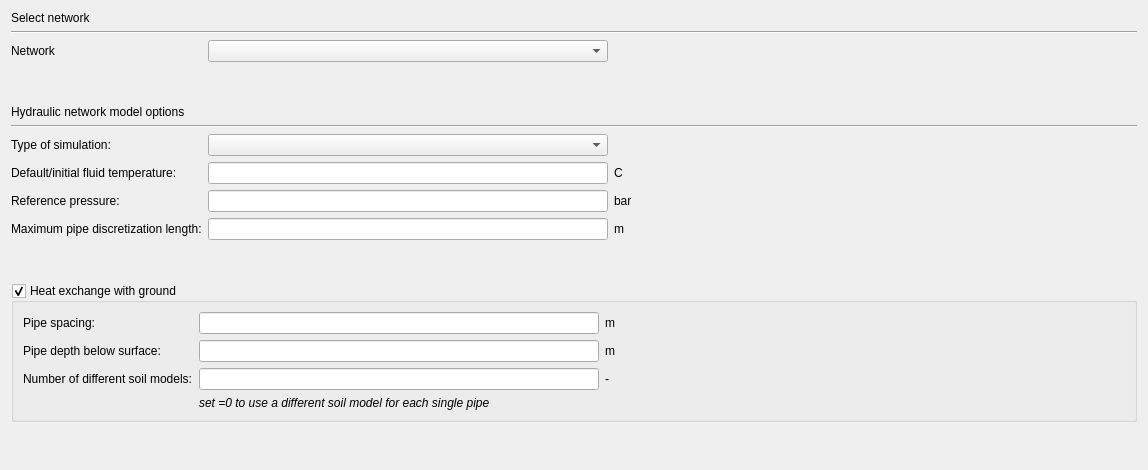
Old version of the form SIM-VICUS/src/SVSimulationNetworkOptions.ui in the repository Brockaaa/SIM-VICUS.
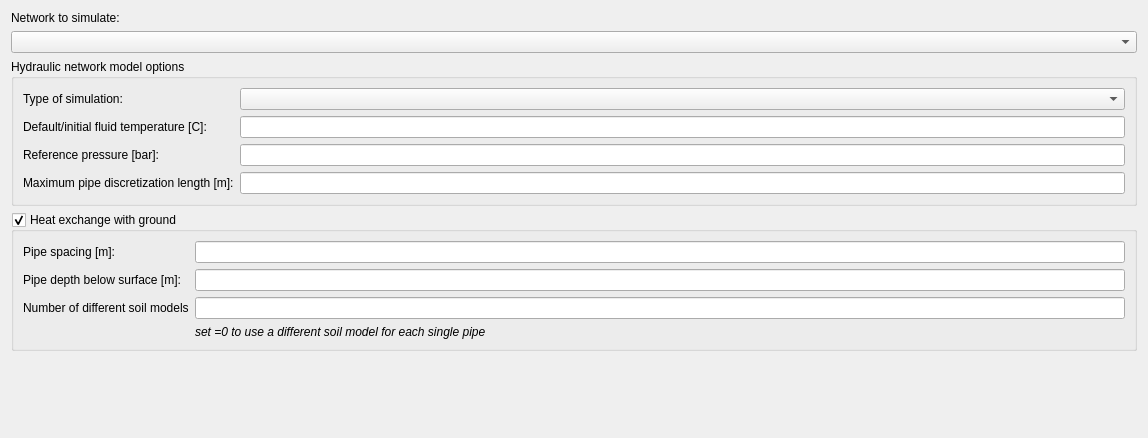
New version of the form. Custom widgets are drawn as their Qt base class.

What changed in the file:
```diff
--- a/SIM-VICUS/src/SVSimulationNetworkOptions.ui
+++ b/SIM-VICUS/src/SVSimulationNetworkOptions.ui
@@ -7,7 +7,7 @@
     <x>0</x>
     <y>0</y>
     <width>1148</width>
-    <height>470</height>
+    <height>438</height>
    </rect>
   </property>
   <property name="windowTitle">
@@ -15,205 +15,71 @@
   </property>
   <layout class="QVBoxLayout" name="verticalLayout">
    <item>
-    <layout class="QGridLayout" name="gridLayout_3">
-     <item row="4" column="0">
-      <widget class="QLabel" name="label">
-       <property name="text">
-        <string>Hydraulic network model options</string>
-       </property>
-      </widget>
-     </item>
-     <item row="2" column="0">
-      <widget class="QLabel" name="label_3">
-       <property name="text">
-        <string>Network </string>
-       </property>
-      </widget>
-     </item>
-     <item row="7" column="0">
-      <widget class="QLabel" name="label_2">
-       <property name="text">
-        <string>Type of simulation:</string>
-       </property>
-      </widget>
-     </item>
-     <item row="3" column="1">
-      <spacer name="verticalSpacer_2">
-       <property name="orientation">
-        <enum>Qt::Vertical</enum>
-       </property>
-       <property name="sizeType">
-        <enum>QSizePolicy::Maximum</enum>
-       </property>
-       <property name="sizeHint" stdset="0">
-        <size>
-         <width>20</width>
-         <height>40</height>
-        </size>
-       </property>
-      </spacer>
-     </item>
-     <item row="7" column="2">
-      <spacer name="horizontalSpacer">
-       <property name="orientation">
-        <enum>Qt::Horizontal</enum>
-       </property>
-       <property name="sizeHint" stdset="0">
-        <size>
-         <width>40</width>
-         <height>20</height>
-        </size>
-       </property>
-      </spacer>
-     </item>
-     <item row="8" column="2">
-      <widget class="QLabel" name="label_11">
-       <property name="text">
-        <string>C</string>
-       </property>
-      </widget>
-     </item>
-     <item row="10" column="0">
-      <widget class="QLabel" name="label_6">
-       <property name="text">
-        <string>Maximum pipe discretization length:</string>
-       </property>
-      </widget>
-     </item>
-     <item row="5" column="0" colspan="3">
-      <widget class="Line" name="line_2">
-       <property name="orientation">
-        <enum>Qt::Horizontal</enum>
-       </property>
-      </widget>
-     </item>
-     <item row="0" column="0">
-      <widget class="QLabel" name="label_17">
-       <property name="text">
-        <string>Select network</string>
-       </property>
-      </widget>
-     </item>
-     <item row="10" column="1">
-      <widget class="QtExt::ValidatingLineEdit" name="lineEditMaxPipeDiscretization">
-       <property name="maximumSize">
-        <size>
-         <width>400</width>
-         <height>16777215</height>
-        </size>
-       </property>
-       <property name="text">
-        <string/>
-       </property>
-      </widget>
-     </item>
-     <item row="9" column="0">
-      <widget class="QLabel" name="label_5">
-       <property name="text">
-        <string>Reference pressure:</string>
-       </property>
-      </widget>
-     </item>
-     <item row="8" column="1">
-      <widget class="QtExt::ValidatingLineEdit" name="lineEditDefaultFluidTemperature">
-       <property name="maximumSize">
-        <size>
-         <width>400</width>
-         <height>16777215</height>
-        </size>
-       </property>
-      </widget>
-     </item>
-     <item row="9" column="2">
-      <widget class="QLabel" name="label_12">
-       <property name="text">
-        <string>bar</string>
-       </property>
-      </widget>
-     </item>
-     <item row="8" column="0">
-      <widget class="QLabel" name="label_4">
-       <property name="text">
-        <string>Default/initial fluid temperature:</string>
-       </property>
-      </widget>
-     </item>
-     <item row="2" column="1">
-      <widget class="QComboBox" name="comboBoxNetwork">
-       <property name="sizePolicy">
-        <sizepolicy hsizetype="Fixed" vsizetype="Fixed">
-         <horstretch>0</horstretch>
-         <verstretch>0</verstretch>
-        </sizepolicy>
-       </property>
-       <property name="minimumSize">
-        <size>
-         <width>400</width>
-         <height>0</height>
-        </size>
-       </property>
-       <property name="maximumSize">
-        <size>
-         <width>400</width>
-         <height>16777215</height>
-        </size>
-       </property>
-      </widget>
-     </item>
-     <item row="9" column="1">
-      <widget class="QtExt::ValidatingLineEdit" name="lineEditReferencePressure">
-       <property name="maximumSize">
-        <size>
-         <width>400</width>
-         <height>16777215</height>
-        </size>
-       </property>
-       <property name="text">
-        <string/>
-       </property>
-      </widget>
-     </item>
-     <item row="10" column="2">
-      <widget class="QLabel" name="label_13">
-       <property name="text">
-        <string>m</string>
-       </property>
-      </widget>
-     </item>
-     <item row="7" column="1">
-      <widget class="QComboBox" name="comboBoxModelType">
-       <property name="maximumSize">
-        <size>
-         <width>400</width>
-         <height>16777215</height>
-        </size>
-       </property>
-      </widget>
-     </item>
-     <item row="1" column="0" colspan="3">
-      <widget class="Line" name="line_3">
-       <property name="orientation">
-        <enum>Qt::Horizontal</enum>
-       </property>
-      </widget>
-     </item>
-    </layout>
+    <widget class="QLabel" name="label_3">
+     <property name="text">
+      <string>Network to simulate:</string>
+     </property>
+    </widget>
    </item>
    <item>
-    <spacer name="verticalSpacer_4">
-     <property name="orientation">
-      <enum>Qt::Vertical</enum>
+    <widget class="QComboBox" name="comboBoxNetwork"/>
+   </item>
+   <item>
+    <widget class="QGroupBox" name="groupBoxProperties">
+     <property name="title">
+      <string>Hydraulic network model options</string>
      </property>
-     <property name="sizeType">
-      <enum>QSizePolicy::Maximum</enum>
-     </property>
-     <property name="sizeHint" stdset="0">
-      <size>
-       <width>20</width>
-       <height>40</height>
-      </size>
-     </property>
-    </spacer>
+     <layout class="QGridLayout" name="gridLayout">
+      <item row="3" column="0">
+       <widget class="QLabel" name="label_5">
+        <property name="text">
+         <string>Reference pressure [bar]:</string>
+        </property>
+       </widget>
+      </item>
+      <item row="4" column="1">
+       <widget class="QtExt::ValidatingLineEdit" name="lineEditMaxPipeDiscretization">
+        <property name="text">
+         <string/>
+        </property>
+       </widget>
+      </item>
+      <item row="2" column="0">
+       <widget class="QLabel" name="label_4">
+        <property name="text">
+         <string>Default/initial fluid temperature [C]:</string>
+        </property>
+       </widget>
+      </item>
+      <item row="1" column="0">
+       <widget class="QLabel" name="label_2">
+        <property name="text">
+         <string>Type of simulation:</string>
+        </property>
+       </widget>
+      </item>
+      <item row="3" column="1">
+       <widget class="QtExt::ValidatingLineEdit" name="lineEditReferencePressure">
+        <property name="text">
+         <string/>
+        </property>
+       </widget>
+      </item>
+      <item row="2" column="1">
+       <widget class="QtExt::ValidatingLineEdit" name="lineEditDefaultFluidTemperature"/>
+      </item>
+      <item row="4" column="0">
+       <widget class="QLabel" name="label_6">
+        <property name="text">
+         <string>Maximum pipe discretization length [m]:</string>
+        </property>
+       </widget>
+      </item>
+      <item row="1" column="1">
+       <widget class="QComboBox" name="comboBoxModelType"/>
+      </item>
+     </layout>
+    </widget>
    </item>
    <item>
     <widget class="QGroupBox" name="groupBoxHeatExchangeWithGround">
@@ -223,8 +89,50 @@
      <property name="checkable">
       <bool>true</bool>
      </property>
-     <layout class="QGridLayout" name="gridLayout_2">
-      <item row="3" column="1" colspan="2">
+     <layout class="QFormLayout" name="formLayout">
+      <item row="0" column="0">
+       <widget class="QLabel" name="label_7">
+        <property name="text">
+         <string>Pipe spacing [m]:</string>
+        </property>
+       </widget>
+      </item>
+      <item row="0" column="1">
+       <widget class="QtExt::ValidatingLineEdit" name="lineEditPipeSpacing">
+        <property name="text">
+         <string/>
+        </property>
+       </widget>
+      </item>
+      <item row="1" column="0">
+       <widget class="QLabel" name="label_8">
+        <property name="text">
+         <string>Pipe depth below surface [m]:</string>
+        </property>
+       </widget>
+      </item>
+      <item row="1" column="1">
+       <widget class="QtExt::ValidatingLineEdit" name="lineEditPipeDepth">
+        <property name="text">
+         <string/>
+        </property>
+       </widget>
+      </item>
+      <item row="2" column="0">
+       <widget class="QLabel" name="label_9">
+        <property name="text">
+         <string>Number of different soil models</string>
+        </property>
+       </widget>
+      </item>
+      <item row="2" column="1">
+       <widget class="QtExt::ValidatingLineEdit" name="lineEditNumberOfSoilModels">
+        <property name="text">
+         <string/>
+        </property>
+       </widget>
+      </item>
+      <item row="3" column="1">
        <widget class="QLabel" name="label_10">
         <property name="font">
          <font>
@@ -236,100 +144,6 @@
         </property>
        </widget>
       </item>
-      <item row="0" column="2">
-       <widget class="QLabel" name="label_14">
-        <property name="text">
-         <string>m</string>
-        </property>
-       </widget>
-      </item>
-      <item row="1" column="2">
-       <widget class="QLabel" name="label_15">
-        <property name="text">
-         <string>m</string>
-        </property>
-       </widget>
-      </item>
-      <item row="2" column="1">
-       <widget class="QtExt::ValidatingLineEdit" name="lineEditNumberOfSoilModels">
-        <property name="maximumSize">
-         <size>
-          <width>400</width>
-          <height>16777215</height>
-         </size>
-        </property>
-        <property name="text">
-         <string/>
-        </property>
-       </widget>
-      </item>
-      <item row="2" column="2">
-       <widget class="QLabel" name="label_16">
-        <property name="text">
-         <string>-</string>
-        </property>
-       </widget>
-      </item>
-      <item row="0" column="3">
-       <spacer name="horizontalSpacer_2">
-        <property name="orientation">
-         <enum>Qt::Horizontal</enum>
-        </property>
-        <property name="sizeHint" stdset="0">
-         <size>
-          <width>40</width>
-          <height>20</height>
-         </size>
-        </property>
-       </spacer>
-      </item>
-      <item row="1" column="1">
-       <widget class="QtExt::ValidatingLineEdit" name="lineEditPipeDepth">
-        <property name="maximumSize">
-         <size>
-          <width>400</width>
-          <height>16777215</height>
-         </size>
-        </property>
-        <property name="text">
-         <string/>
-        </property>
-       </widget>
-      </item>
-      <item row="0" column="1">
-       <widget class="QtExt::ValidatingLineEdit" name="lineEditPipeSpacing">
-        <property name="maximumSize">
-         <size>
-          <width>400</width>
-          <height>16777215</height>
-         </size>
-        </property>
-        <property name="text">
-         <string/>
-        </property>
-       </widget>
-      </item>
-      <item row="2" column="0">
-       <widget class="QLabel" name="label_9">
-        <property name="text">
-         <string>Number of different soil models:</string>
-        </property>
-       </widget>
-      </item>
-      <item row="1" column="0">
-       <widget class="QLabel" name="label_8">
-        <property name="text">
-         <string>Pipe depth below surface:</string>
-        </property>
-       </widget>
-      </item>
-      <item row="0" column="0">
-       <widget class="QLabel" name="label_7">
-        <property name="text">
-         <string>Pipe spacing:</string>
-        </property>
-       </widget>
-      </item>
      </layout>
     </widget>
    </item>
```
Left out of the diff: 6 changed lines with no effect on the pictures.
